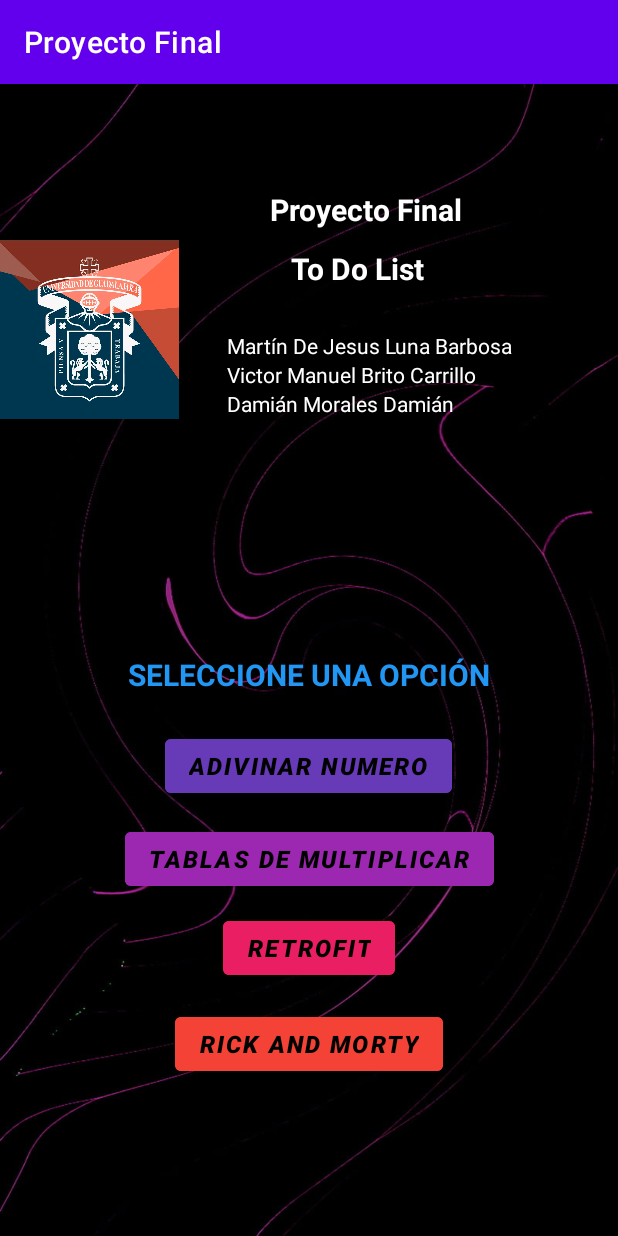
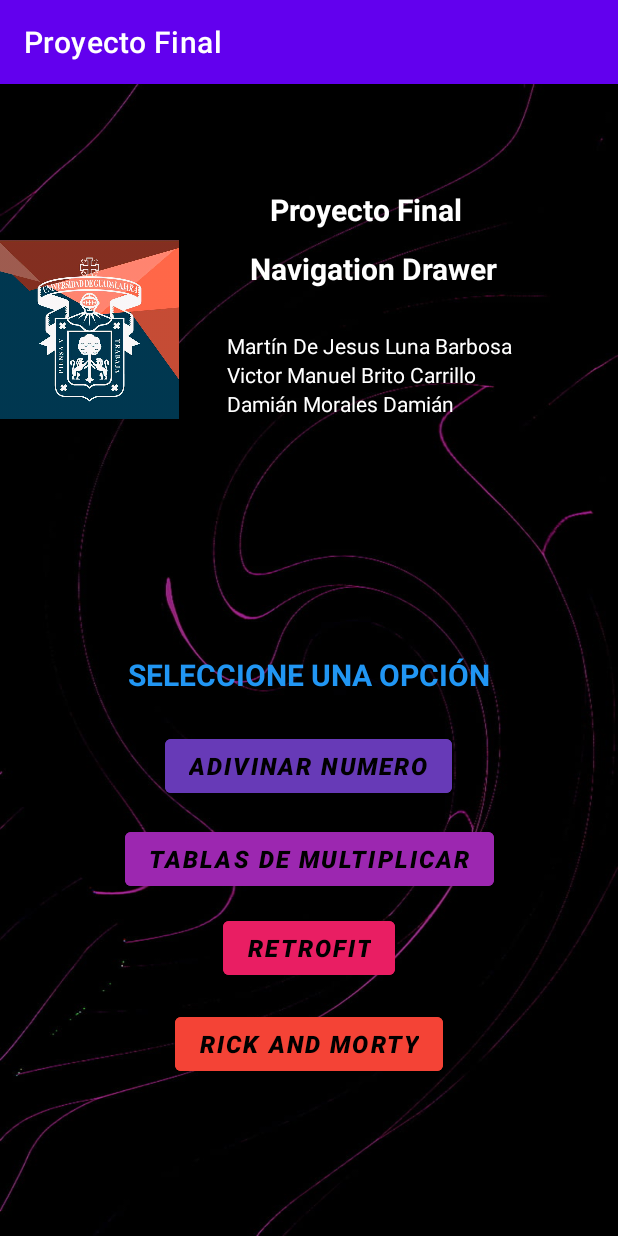
Before and after one commit to Victor8Brito/Proyecto_Final, an Android app: the screen it shows after launch (MainActivity), on a phone screen of 412 x 824 dp. Run offline under Robolectric (Android 15) with nearby library versions, the phone set to English and light mode, and no system bars.

Commit message:
git commit -m "Actualizar"

```diff
--- a/app/src/main/res/layout/activity_pantalla_principal.xml
+++ b/app/src/main/res/layout/activity_pantalla_principal.xml
@@ -148,7 +148,7 @@
             android:layout_width="wrap_content"
             android:layout_height="wrap_content"
             android:layout_marginTop="12dp"
-            android:text="To Do List"
+            android:text="Navigation Drawer"
             android:textAlignment="center"
             android:textColor="@color/white"
             android:textSize="20sp"
```
Also changed, not shown: app/src/main/res/layout/activity_retrofit.xml (+4 -4 lines).
